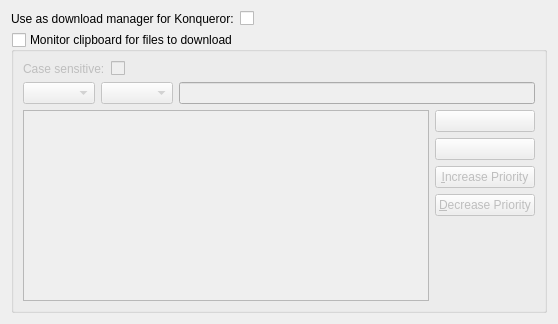
Before: the Qt Designer form conf/dlgintegration.ui in KDE/kget, drawn with Qt 5.
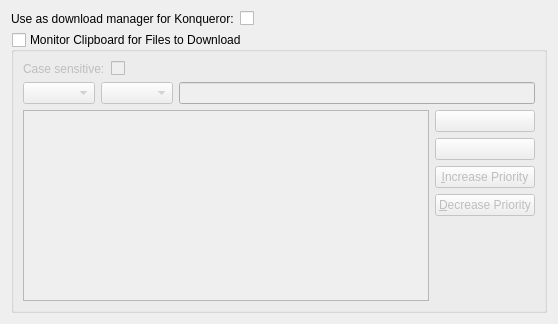
After: the same form once the commit is applied. Custom widgets are drawn as their Qt base class.

```diff
--- a/conf/dlgintegration.ui
+++ b/conf/dlgintegration.ui
@@ -28,7 +28,7 @@
    <item row="1" column="0" colspan="2">
     <widget class="QGroupBox" name="kcfg_AutoPaste">
      <property name="title">
-      <string>Monitor clipboard for files to download</string>
+      <string>Monitor Clipboard for Files to Download</string>
      </property>
      <property name="checkable">
       <bool>true</bool>
```
